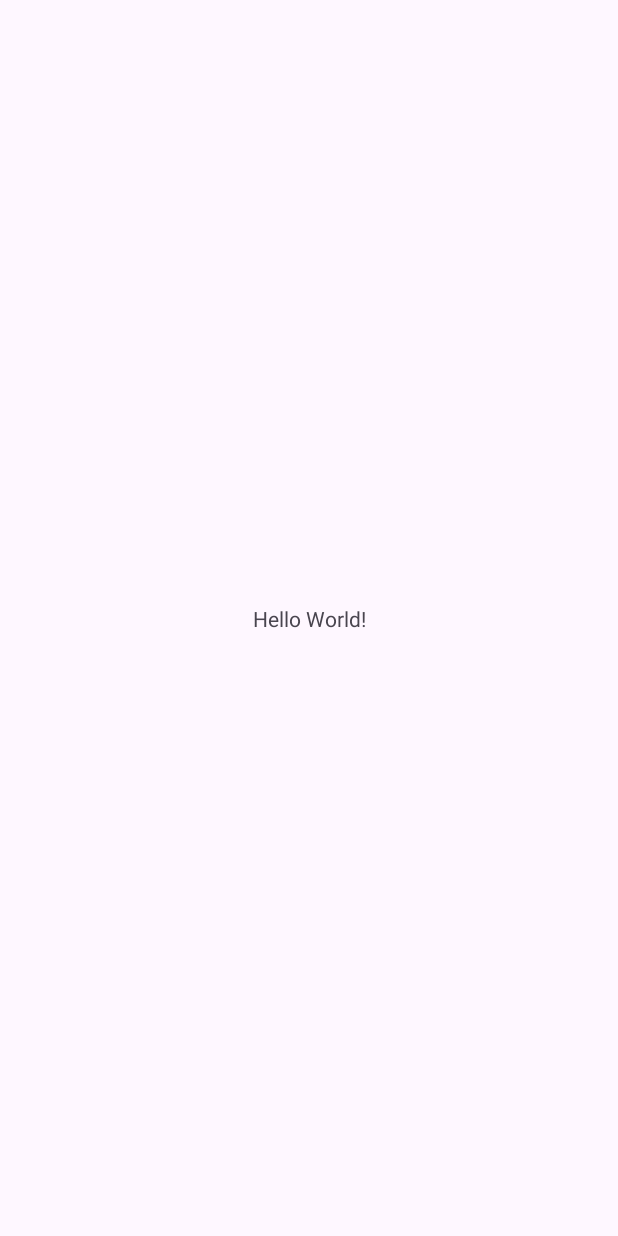
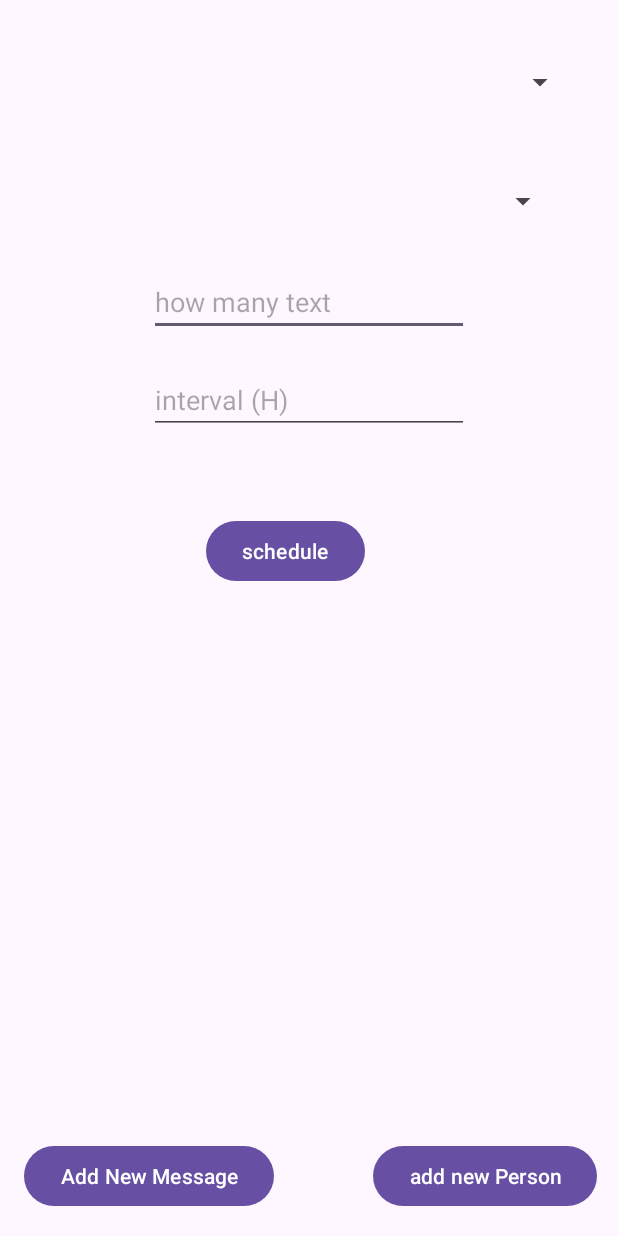
Before and after one commit to jackjack272/cuteMessageApp, an Android app: the screen it shows after launch (MainActivity), on a phone screen of 412 x 824 dp. Before the commit the screen is almost empty. Run offline under Robolectric (Android 15) with nearby library versions, the phone set to English and light mode, and no system bars.

Commit message:
like 2/3 done

```diff
--- a/app/build.gradle
+++ b/app/build.gradle
@@ -36,4 +36,8 @@ dependencies {
     testImplementation 'junit:junit:4.13.2'
     androidTestImplementation 'androidx.test.ext:junit:1.1.5'
     androidTestImplementation 'androidx.test.espresso:espresso-core:3.5.1'
+
+
+    compileOnly 'org.projectlombok:lombok:1.18.22'
+    annotationProcessor 'org.projectlombok:lombok:1.18.22'
 }
--- a/app/src/main/java/com/example/cutemessageapp/MainActivity.java
+++ b/app/src/main/java/com/example/cutemessageapp/MainActivity.java
@@ -2,13 +2,67 @@ package com.example.cutemessageapp;
 
 import androidx.appcompat.app.AppCompatActivity;
 
+import android.content.Intent;
 import android.os.Bundle;
+import android.view.View;
+import android.widget.Button;
+import android.widget.EditText;
+import android.widget.Spinner;
 
 public class MainActivity extends AppCompatActivity {
+
+    Spinner number, msgType;
+    EditText numText, interval;
+    Button schedule, addNewMessage, addNewPerson;
+
 
     @Override
     protected void onCreate(Bundle savedInstanceState) {
         super.onCreate(savedInstanceState);
         setContentView(R.layout.activity_main);
+//------
+
+        makeAssociations();
+
+        appNavigation();
+
+
+
+
+
+
     }
+
+    private void makeAssociations(){
+        this.number= findViewById(R.id.spinner_number);
+        this.msgType= findViewById(R.id.spinner_msgType);
+
+        this.numText= findViewById(R.id.numTexts);
+        this.interval= findViewById(R.id.msgInterval);
+
+
+        this.schedule= findViewById(R.id.scheduleText);
+        this.addNewMessage=findViewById(R.id.addNewMessage);
+        this.addNewPerson=findViewById(R.id.addNewPerson);
+    }
+
+    private void appNavigation(){
+
+        addNewPerson.setOnClickListener(new View.OnClickListener() {
+            @Override
+            public void onClick(View v) {
+                startActivity(new Intent(MainActivity.this, AddNewPerson.class));
+            }
+        });
+        addNewMessage.setOnClickListener(new View.OnClickListener() {
+            @Override
+            public void onClick(View v) {
+                startActivity(new Intent(MainActivity.this, AddNewMessage.class));
+            }
+        });
+
+    }
+
+
+
 }
--- a/app/src/main/res/layout/activity_main.xml
+++ b/app/src/main/res/layout/activity_main.xml
@@ -6,11 +6,79 @@
     android:layout_height="match_parent"
     tools:context=".MainActivity">
 
-    <TextView
+    <Button
+        android:id="@+id/scheduleText"
         android:layout_width="wrap_content"
         android:layout_height="wrap_content"
-        android:text="Hello World!"
+        android:layout_marginStart="38dp"
+        android:layout_marginTop="54dp"
+        android:text="schedule"
+        app:layout_constraintStart_toStartOf="@+id/msgInterval"
+        app:layout_constraintTop_toBottomOf="@+id/msgInterval" />
+
+    <Button
+        android:id="@+id/addNewMessage"
+        android:layout_width="wrap_content"
+        android:layout_height="wrap_content"
+        android:layout_marginStart="16dp"
+        android:layout_marginBottom="16dp"
+        android:text="Add New Message"
         app:layout_constraintBottom_toBottomOf="parent"
+        app:layout_constraintStart_toStartOf="parent" />
+
+    <Button
+        android:id="@+id/addNewPerson"
+        android:layout_width="wrap_content"
+        android:layout_height="wrap_content"
+        android:layout_marginEnd="14dp"
+        android:layout_marginBottom="16dp"
+        android:text="add new Person"
+        app:layout_constraintBottom_toBottomOf="parent"
+        app:layout_constraintEnd_toEndOf="parent" />
+
+    <Spinner
+        android:id="@+id/spinner_number"
+        android:layout_width="0dp"
+        android:layout_height="54dp"
+        android:layout_marginStart="28dp"
+        android:layout_marginTop="28dp"
+        android:layout_marginEnd="28dp"
+        android:layout_marginBottom="25dp"
+        app:layout_constraintBottom_toTopOf="@+id/spinner_msgType"
+        app:layout_constraintEnd_toEndOf="parent"
+        app:layout_constraintStart_toStartOf="parent"
+        app:layout_constraintTop_toTopOf="parent" />
+
+    <EditText
+        android:id="@+id/numTexts"
+        android:layout_width="wrap_content"
+        android:layout_height="wrap_content"
+        android:layout_marginTop="17dp"
+        android:ems="10"
+        android:hint="how many text"
+        android:inputType="number"
+        app:layout_constraintEnd_toEndOf="parent"
+        app:layout_constraintStart_toStartOf="parent"
+        app:layout_constraintTop_toBottomOf="@+id/spinner_msgType" />
+
+    <EditText
+        android:id="@+id/msgInterval"
+        android:layout_width="wrap_content"
+        android:layout_height="wrap_content"
+        android:layout_marginTop="20dp"
+        android:ems="10"
+        android:hint="interval (H)"
+        android:inputType="number"
+        app:layout_constraintStart_toStartOf="@+id/numTexts"
+        app:layout_constraintTop_toBottomOf="@+id/numTexts" />
+
+    <Spinner
+        android:id="@+id/spinner_msgType"
+        android:layout_width="0dp"
+        android:layout_height="54dp"
+        android:layout_marginStart="39dp"
+        android:layout_marginTop="107dp"
+        android:layout_marginEnd="39dp"
         app:layout_constraintEnd_toEndOf="parent"
         app:layout_constraintStart_toStartOf="parent"
         app:layout_constraintTop_toTopOf="parent" />
```
Also changed, not shown: app/src/main/AndroidManifest.xml (+12 -0 lines), app/src/main/java/com/example/cutemessageapp/AddNewMessage.java (added, +76 -0 lines), app/src/main/java/com/example/cutemessageapp/AddNewPerson.java (added, +102 -0 lines), app/src/main/java/com/example/cutemessageapp/Database/Db.java (added, +90 -0 lines), app/src/main/java/com/example/cutemessageapp/Database/Entities/Message.java (added, +26 -0 lines), app/src/main/java/com/example/cutemessageapp/Database/Entities/Person.java (added, +25 -0 lines), app/src/main/java/com/example/cutemessageapp/Database/MessageCRUD.java (added, +40 -0 lines), app/src/main/java/com/example/cutemessageapp/Database/PersonCRUD.java (added, +41 -0 lines), app/src/main/res/layout/activity_add_new_message.xml (added, +67 -0 lines), app/src/main/res/layout/activity_add_new_person.xml (added, +70 -0 lines).
